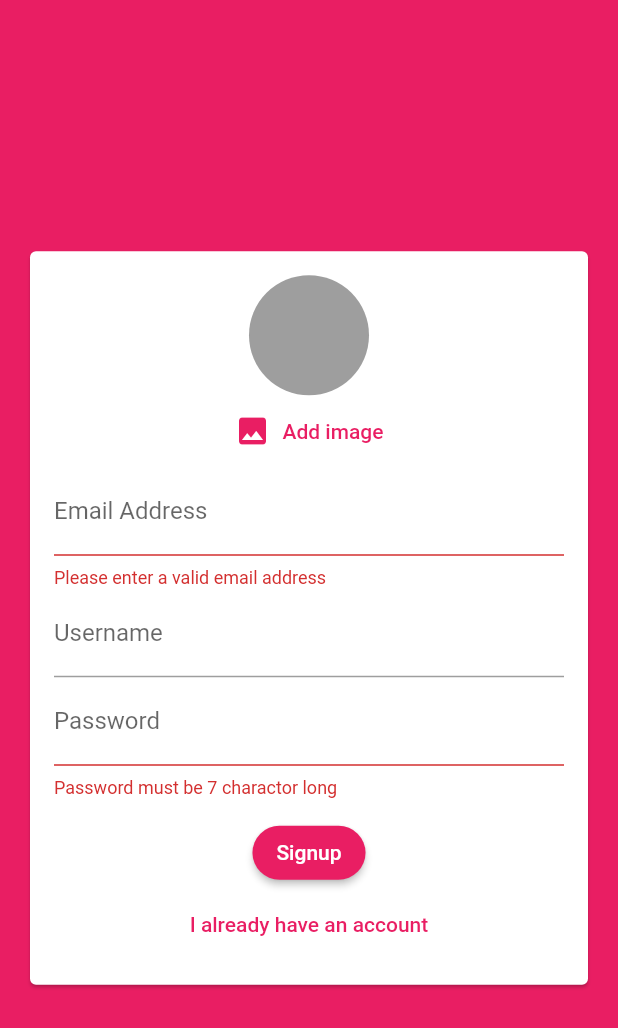
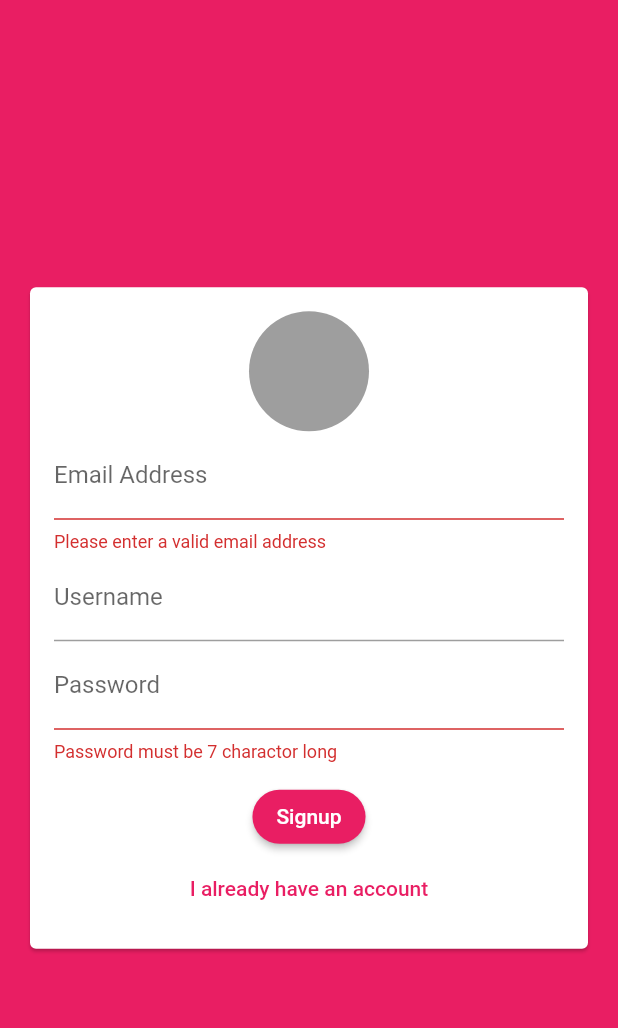
Before and after one commit to ABKZR/flutter_chat_app_firebase, a Flutter app: the screen it shows after launch, after a tap on "Login", after a tap on "Create new account", on a phone screen of 412 x 824 dp. Shown: the top 1028 px of the screen. Run offline on Flutter 3.47's test engine with Material 2 defaults, Android fonts, the phone set to English and light mode, and no system bars; our stand-ins replace cloud_firestore, firebase_auth, firebase_core, firebase_storage, image_picker; missing offline and left inert: cloud_firestore_web, firebase_auth_web, firebase_core_web, firebase_storage_web, image_picker_for_web; accounts and stored records are empty.

Commit message:
firebase_integration

```diff
--- a/lib/widgets/auth/auth_form.dart
+++ b/lib/widgets/auth/auth_form.dart
@@ -27,7 +27,7 @@ class _AuthFormState extends State<AuthForm> {
   String _userEmail = '';
   String _userPassword = '';
   String _userName = '';
-  File? _userImageFile;
+  File _userImageFile =File('assets/a.jpg');
   void _pickedImage(File image) {
     _userImageFile = image;
   }
@@ -36,7 +36,7 @@ class _AuthFormState extends State<AuthForm> {
     final isValid = _formKey.currentState!.validate();
     FocusScope.of(context).unfocus();
 
-    if (_userImageFile == null && !_isLogin) {
+    if (!_isLogin && _userImageFile ==null) {
       ScaffoldMessenger.of(context).showSnackBar(SnackBar(
         content: Text('Select an Image'),
         backgroundColor: Theme.of(context).errorColor,
@@ -50,7 +50,7 @@ class _AuthFormState extends State<AuthForm> {
         _userEmail.trim(),
         _userPassword.trim(),
         _userName.trim(),
-        _userImageFile!,
+        _userImageFile,
         _isLogin,
         context,
       );
--- a/lib/widgets/picker/user_image_picker.dart
+++ b/lib/widgets/picker/user_image_picker.dart
@@ -30,14 +30,12 @@ class _UserImagePickerState extends State<UserImagePicker> {
   Widget build(BuildContext context) {
     return Column(
       children: [
-        CircleAvatar(
-            radius: 40,
-            backgroundColor: Colors.grey,
-            backgroundImage: path == null ? null : FileImage(path!)),
-        TextButton.icon(
-          onPressed: _pickImage,
-          icon: Icon(Icons.image),
-          label: Text('Add image'),
+        GestureDetector(
+          onTap: _pickImage,
+          child: CircleAvatar(
+              radius: 40,
+              backgroundColor: Colors.grey,
+              backgroundImage: path == null ? null : FileImage(path!)),
         ),
       ],
     );
--- a/pubspec.yaml
+++ b/pubspec.yaml
@@ -51,8 +51,8 @@ flutter:
   uses-material-design: true
 
   # To add assets to your application, add an assets section, like this:
-  # assets:
-  #   - images/a_dot_burr.jpeg
+  assets:
+    - assets/a.jpg
   #   - images/a_dot_ham.jpeg
 
   # An image asset can refer to one or more resolution-specific "variants", see
```
Also changed, not shown: lib/screens/auth_screen.dart (+0 -13 lines), assets/a.jpg (added), 6 other files.
